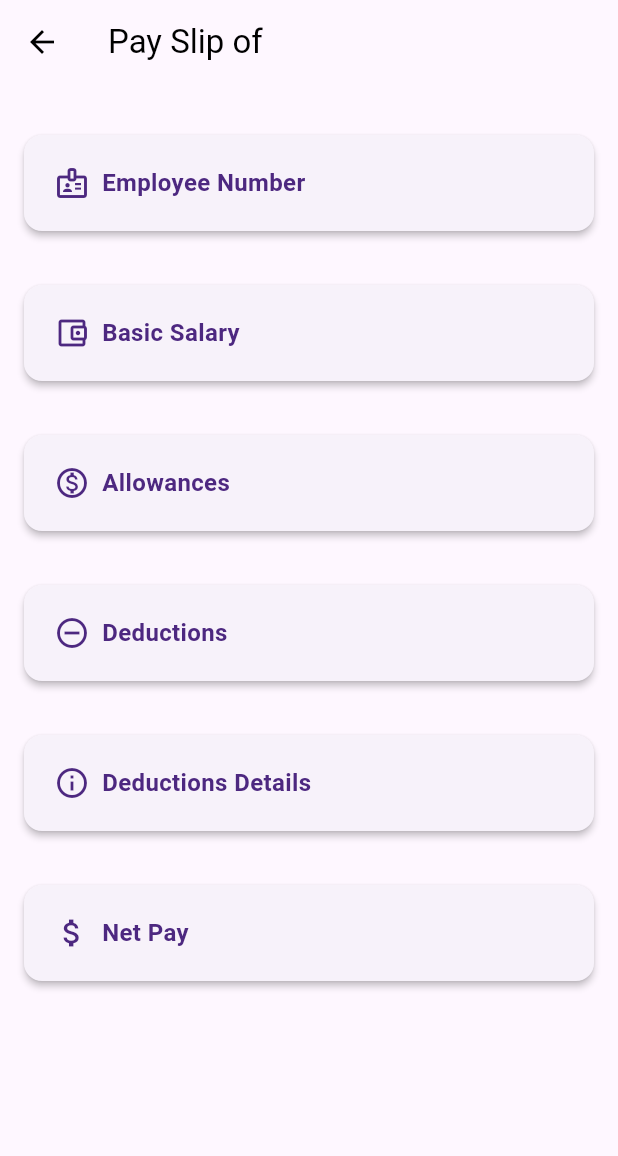
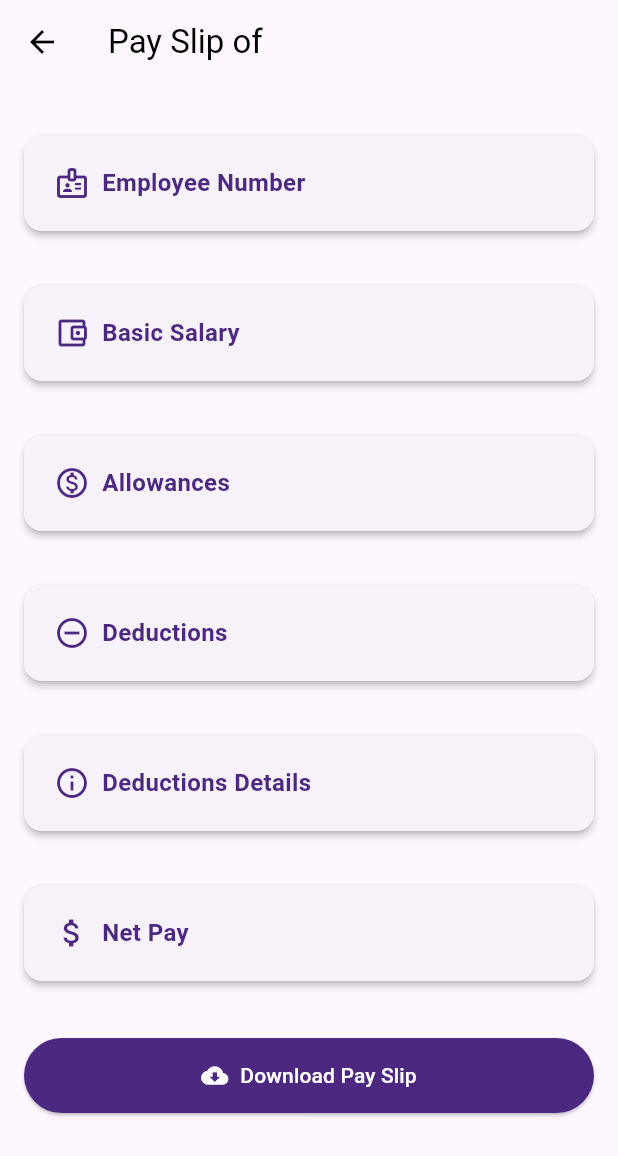
Before and after one commit to PramodMannapperuma/HomePage, a Flutter app: the PaySlipDetails screen opened directly with empty values, on a phone screen of 412 x 824 dp. Shown: the top 1156 px of the screen. Run offline on Flutter 3.47's test engine with Material 3 defaults, Android fonts, the phone set to English and light mode, and no system bars; our stand-ins replace fl_chart, table_calendar.

Commit message:
add option to download the pay slip

```diff
--- a/untitled/lib/homepage.dart
+++ b/untitled/lib/homepage.dart
@@ -148,7 +148,7 @@ class _MyHomePageState extends State<MyHomePage> {
                 title: Text('Requests'),
                 onTap: () {
                   Navigator.pop(context);
-                  Navigator.pushNamed(context, '/attendanceTracker');
+                  Navigator.pushNamed(context, '/requests');
                 },
               ),
               // Divider(thickness: 0.2,),
--- a/untitled/lib/pages/pay_slip_details.dart
+++ b/untitled/lib/pages/pay_slip_details.dart
@@ -48,6 +48,24 @@ class PaySlipDetails extends StatelessWidget {
               value: paySlipData.netPay,
               isHighlight: true,
               icon: Icons.attach_money,
+            ),
+            SizedBox(height: 20),
+            ElevatedButton.icon(
+              icon: Icon(Icons.cloud_download, color: Colors.white),
+              label: Text(
+                'Download Pay Slip',
+                style: TextStyle(color: Colors.white),
+              ),
+              style: ElevatedButton.styleFrom(
+                backgroundColor: Color(0xFF4d2880), // Deep purple color
+                padding: EdgeInsets.symmetric(vertical: 15),
+                shape: RoundedRectangleBorder(
+                  borderRadius: BorderRadius.circular(30),
+                ),
+              ),
+              onPressed: () {
+                // TODO: Implement the download functionality
+              },
             ),
           ],
         ),
```
